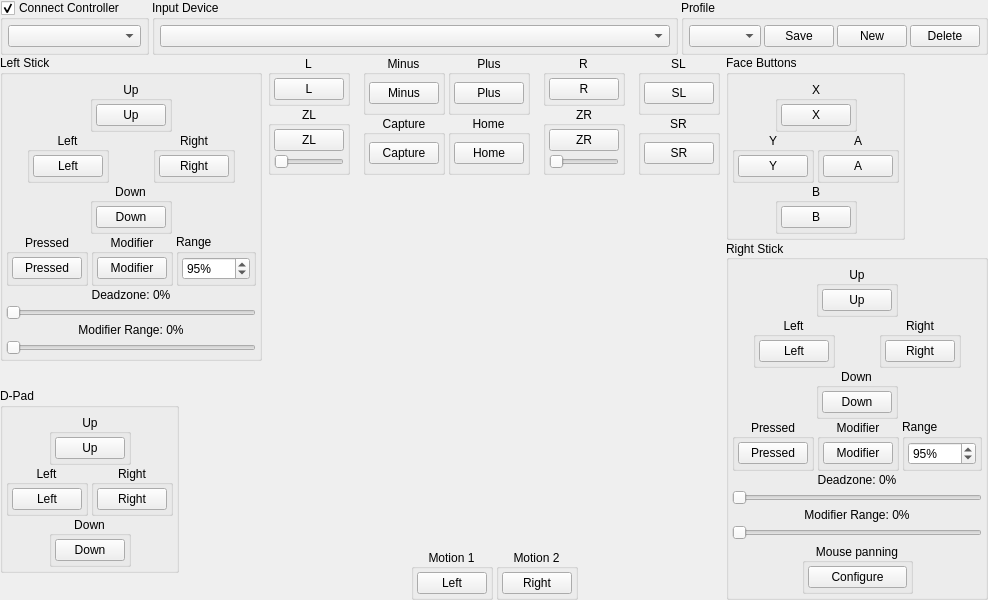
Before: the Qt Designer form src/yuzu/configuration/configure_input_player.ui in QuantumGhost/yuzu, drawn with Qt 5.
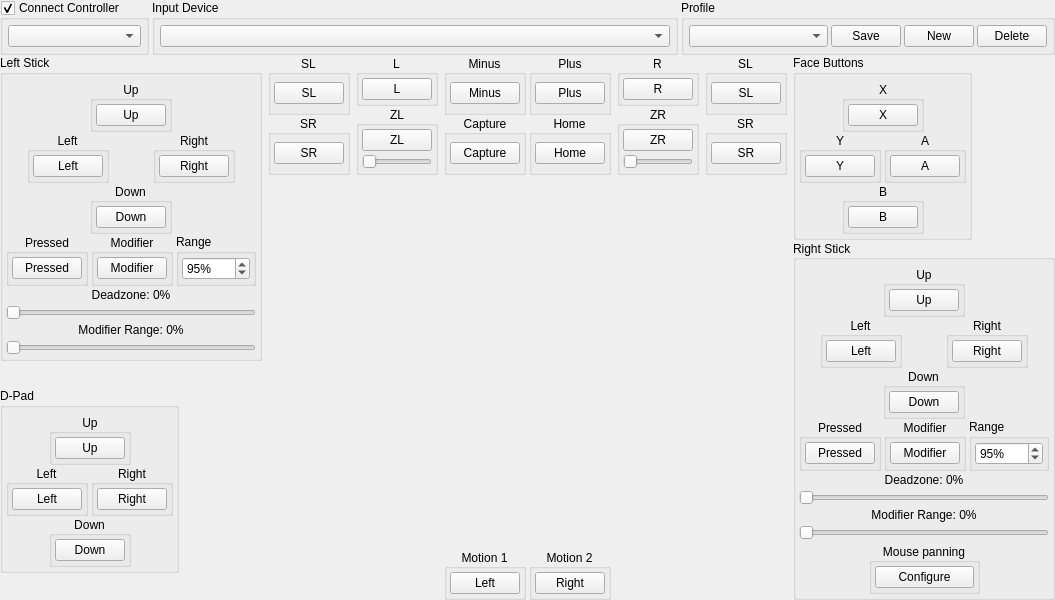
After: the same form once the commit is applied. Icons and pictures are not drawn. Custom widgets are drawn as their Qt base class.

```diff
--- a/src/yuzu/configuration/configure_input_player.ui
+++ b/src/yuzu/configuration/configure_input_player.ui
@@ -1208,6 +1208,159 @@
              <property name="spacing">
               <number>3</number>
              </property>
+              <item>
+                <widget class="QWidget" name="buttonShoulderButtonsSLSRLeft" native="true">
+                  <layout class="QVBoxLayout" name="buttonShoulderButtonsSLSRLeftVerticalLayout">
+                    <property name="spacing">
+                      <number>0</number>
+                    </property>
+                    <property name="leftMargin">
+                      <number>0</number>
+                    </property>
+                    <property name="topMargin">
+                      <number>0</number>
+                    </property>
+                    <property name="rightMargin">
+                      <number>0</number>
+                    </property>
+                    <property name="bottomMargin">
+                      <number>0</number>
+                    </property>
+                    <item alignment="Qt::AlignHCenter">
+                      <widget class="QGroupBox" name="buttonShoulderButtonsSLLeftGroup">
+                        <property name="title">
+                          <string>SL</string>
+                        </property>
+                        <property name="alignment">
+                          <set>Qt::AlignCenter</set>
+                        </property>
+                        <layout class="QVBoxLayout" name="buttonShoulderButtonsSLLeftVerticalLayout">
+                          <property name="spacing">
+                            <number>3</number>
+                          </property>
+                          <property name="leftMargin">
+                            <number>3</number>
+                          </property>
+                          <property name="topMargin">
+                            <number>3</number>
+                          </property>
+                          <property name="rightMargin">
+                            <number>3</number>
+                          </property>
+                          <property name="bottomMargin">
+                            <number>3</number>
+                          </property>
+                          <item>
+                            <widget class="QPushButton" name="buttonSLLeft">
+                              <property name="minimumSize">
+                                <size>
+                                  <width>68</width>
+                                  <height>0</height>
+                                </size>
+                              </property>
+                              <property name="maximumSize">
+                                <size>
+                                  <width>68</width>
+                                  <height>16777215</height>
+                                </size>
+                              </property>
+                              <property name="styleSheet">
+                                <string notr="true">min-width: 68px;</string>
+                              </property>
+                              <property name="text">
+                                <string>SL</string>
+                              </property>
+                            </widget>
+                          </item>
+                        </layout>
+                      </widget>
+                    </item>
+                    <item alignment="Qt::AlignHCenter">
+                      <widget class="QGroupBox" name="buttonShoulderButtonsSRLeftGroup">
+                        <property name="title">
+                          <string>SR</string>
+                        </property>
+                        <property name="alignment">
+                          <set>Qt::AlignCenter</set>
+                        </property>
+                        <layout class="QVBoxLayout" name="buttonShoulderButtonsSRLeftVerticalLayout">
+                          <property name="spacing">
+                            <number>3</number>
+                          </property>
+                          <property name="leftMargin">
+                            <number>3</number>
+                          </property>
+                          <property name="topMargin">
+                            <number>3</number>
+                          </property>
+                          <property name="rightMargin">
+                            <number>3</number>
+                          </property>
+                          <property name="bottomMargin">
+                            <number>3</number>
+                          </property>
+                          <item>
+                            <widget class="QPushButton" name="buttonSRLeft">
+                              <property name="minimumSize">
+                                <size>
+                                  <width>68</width>
+                                  <height>0</height>
+                                </size>
+                              </property>
+                              <property name="maximumSize">
+                                <size>
+                                  <width>68</width>
+                                  <height>16777215</height>
+                                </size>
+                              </property>
+                              <property name="styleSheet">
+                                <string notr="true">min-width: 68px;</string>
+                              </property>
+                              <property name="text">
+                                <string>SR</string>
+                              </property>
+                            </widget>
+                          </item>
+                        </layout>
+                      </widget>
+                    </item>
+                  </layout>
+                </widget>
+              </item>
+              <item>
+                <widget class="QWidget" name="horizontalSpacerShoulderButtonsWidget4" native="true">
+                  <layout class="QHBoxLayout" name="horizontalSpacerShoulderButtonsWidget4Layout">
+                    <property name="spacing">
+                      <number>0</number>
+                    </property>
+                    <property name="leftMargin">
+                      <number>0</number>
+                    </property>
+                    <property name="topMargin">
+                      <number>0</number>
+                    </property>
+                    <property name="rightMargin">
+                      <number>0</number>
+                    </property>
+                    <property name="bottomMargin">
+                      <number>0</number>
+                    </property>
+                    <item>
+                      <spacer name="horizontalSpacerShoulderButtons5">
+                        <property name="orientation">
+                          <enum>Qt::Horizontal</enum>
+                        </property>
+                        <property name="sizeHint" stdset="0">
+                          <size>
+                            <width>0</width>
+                            <height>20</height>
+                          </size>
+                        </property>
+                      </spacer>
+                    </item>
+                  </layout>
+                </widget>
+              </item>
              <item>
               <widget class="QWidget" name="buttonShoulderButtonsLeft" native="true">
                <layout class="QVBoxLayout" name="buttonShoulderButtonsLeftVerticalLayout">
```
Left out of the diff: 16 changed lines with no effect on the pictures. Lines whose indentation alone changed are shown as unchanged.
